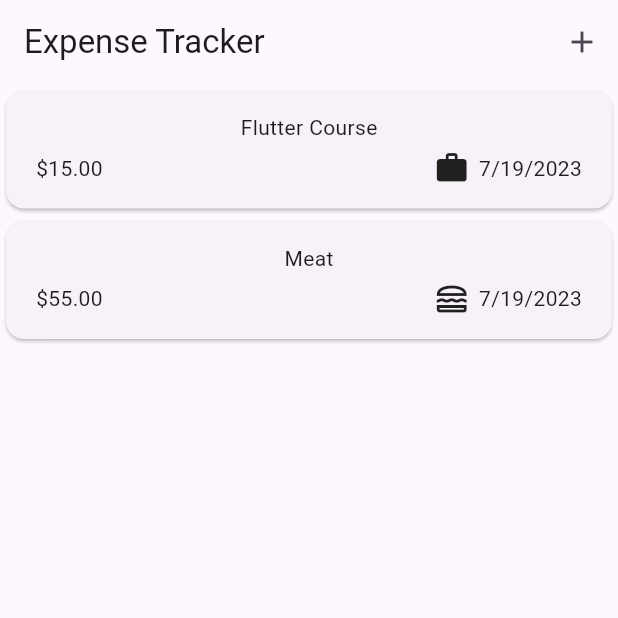
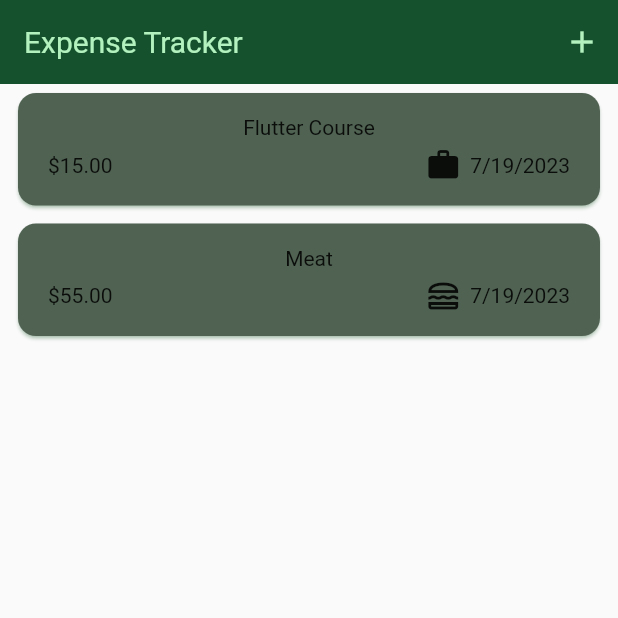
Before and after one commit to guisantogui/expeses_list, a Flutter app: the screen it shows after launch, on a phone screen of 412 x 824 dp, the top half of it. Run offline on Flutter 3.47's test engine with Material 2 defaults, Android fonts, the phone set to English and light mode, and no system bars.

Commit message:
Customizando o tema do app

```diff
--- a/lib/main.dart
+++ b/lib/main.dart
@@ -6,12 +6,39 @@ void main() {
 }
 
 class MyApp extends StatelessWidget {
-  const MyApp({super.key});
+  MyApp({super.key});
+
+  var kColorScheme =
+      ColorScheme.fromSeed(seedColor: Color.fromARGB(255, 66, 141, 90));
 
   @override
   Widget build(BuildContext context) {
     return MaterialApp(
-      theme: ThemeData(useMaterial3: true),
+      theme: ThemeData().copyWith(
+        useMaterial3: true,
+        colorScheme: kColorScheme,
+        appBarTheme: const AppBarTheme().copyWith(
+          backgroundColor: kColorScheme.onPrimaryContainer,
+          foregroundColor: kColorScheme.primaryContainer,
+        ),
+        cardTheme: CardTheme().copyWith(
+          color: kColorScheme.secondary,
+          shadowColor: kColorScheme.inversePrimary,
+          margin: const EdgeInsets.symmetric(horizontal: 12, vertical: 6),
+        ),
+        elevatedButtonTheme: ElevatedButtonThemeData(
+          style: ElevatedButton.styleFrom(
+            backgroundColor: kColorScheme.tertiary,
+            textStyle: const TextStyle(color: Colors.white),
+          ),
+        ),
+        textTheme: ThemeData().textTheme.copyWith(
+              titleLarge: const TextStyle(
+                fontWeight: FontWeight.normal,
+                //color: Colors.white,
+              ),
+            ),
+      ),
       home: const Expenses(),
     );
   }
```
